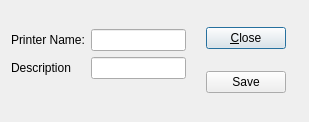
tomdatkins/xtuple, file source/commercialcore/foundation-database/workflow/uiforms/printer.ui: the form before one commit.
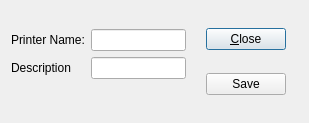
The form after the commit. Custom widgets are drawn as their Qt base class.

Commit message: removed 'limit 1' and fixed tab order issues

```diff
--- a/source/commercialcore/foundation-database/workflow/uiforms/printer.ui
+++ b/source/commercialcore/foundation-database/workflow/uiforms/printer.ui
@@ -14,7 +14,7 @@
     <x>0</x>
     <y>0</y>
     <width>309</width>
-    <height>122</height>
+    <height>123</height>
    </rect>
   </property>
   <property name="windowTitle">
```
Left out of the diff: 1 changed line with no effect on the pictures. The commit also changes 5 other files.
